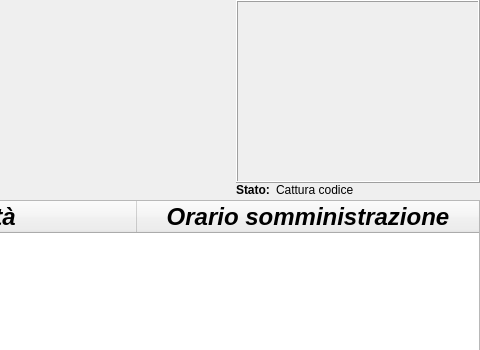
First picture: the form in mainwindow.ui, repository Ruj89/infmedica, before the edit; both pictures show x 544 to 1024 and y 0 to 350 of the 1024 by 768 pixel window.
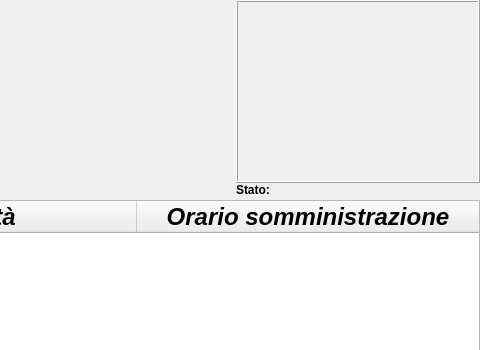
Second picture: the form after the edit. Icons and pictures are not drawn.

```diff
--- a/mainwindow.ui
+++ b/mainwindow.ui
@@ -407,7 +407,7 @@
                     </font>
                    </property>
                    <property name="text">
-                    <string>Cattura codice</string>
+                    <string/>
                    </property>
                   </widget>
                  </item>
```
Left out of the diff: 10 changed lines with no effect on the pictures.
